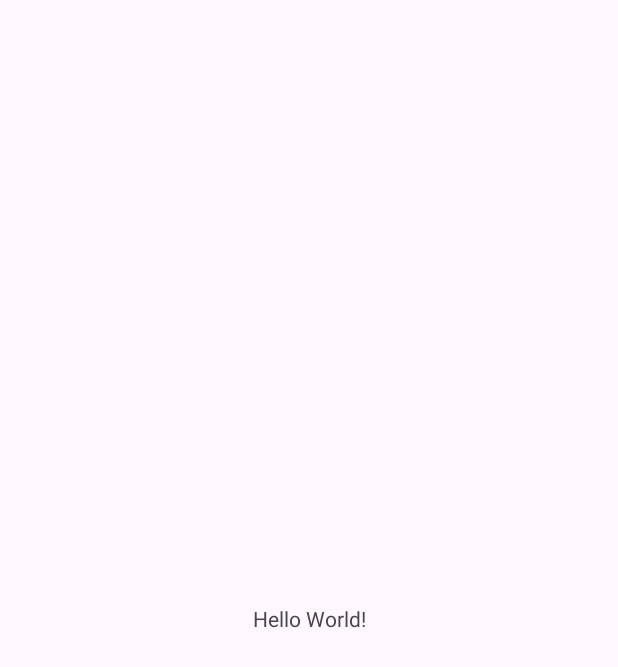
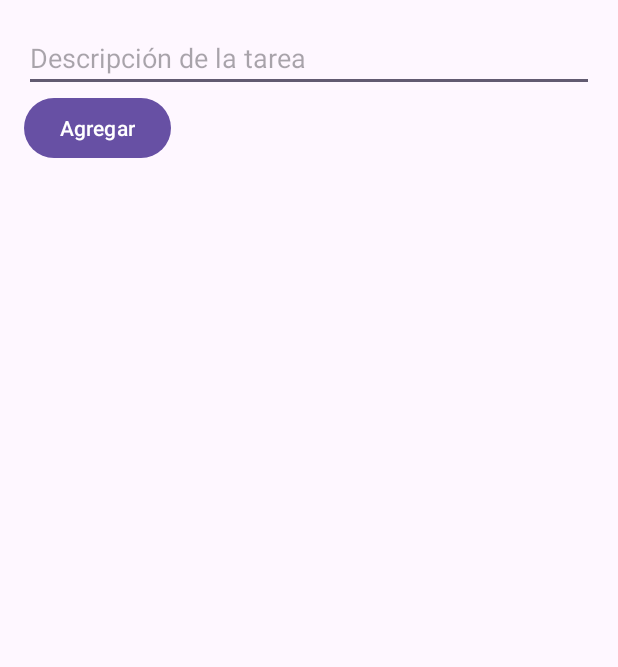
Before and after one commit to Bee1002/ListaDeTareas1, an Android app: the screen it shows after launch (MainActivity), on a phone screen of 412 x 824 dp. Before the commit the part shown is almost empty. Shown: the top 667 px of the screen. Run offline under Robolectric (Android 15) with nearby library versions, the phone set to English and light mode, and no system bars; our stand-ins replace Room's generated code.

Commit message:
agregar dao y tarea

```diff
--- a/app/build.gradle.kts
+++ b/app/build.gradle.kts
@@ -1,6 +1,7 @@
 plugins {
     alias(libs.plugins.android.application)
     alias(libs.plugins.kotlin.android)
+    id("kotlin-kapt")
 }
 
 android {
@@ -37,6 +38,13 @@ android {
 
 dependencies {
 
+    val room_version = "2.6.1"
+
+    implementation ("androidx.room:room-runtime:$room_version")
+    kapt ("androidx.room:room-compiler:$room_version")
+    implementation ("androidx.room:room-ktx:$room_version")
+
+
     implementation(libs.androidx.core.ktx)
     implementation(libs.androidx.appcompat)
     implementation(libs.material)
--- /dev/null
+++ b/app/src/main/java/com/example/listadetareas1/AppDatabase.kt
@@ -0,0 +1,9 @@
+package com.example.listadetareas1
+
+import androidx.room.Database
+import androidx.room.RoomDatabase
+
+@Database(entities = [Tarea::class], version = 1)
+abstract class AppDatabase : RoomDatabase() {
+    abstract fun tareaDao(): TareaDao
+}
--- a/app/src/main/java/com/example/listadetareas1/MainActivity.kt
+++ b/app/src/main/java/com/example/listadetareas1/MainActivity.kt
@@ -1,20 +1,55 @@
 package com.example.listadetareas1
 
 import android.os.Bundle
-import androidx.activity.enableEdgeToEdge
+import android.widget.ArrayAdapter
+import android.widget.Button
+import android.widget.EditText
+import android.widget.ListView
 import androidx.appcompat.app.AppCompatActivity
-import androidx.core.view.ViewCompat
-import androidx.core.view.WindowInsetsCompat
+import androidx.room.Room
+import kotlinx.coroutines.CoroutineScope
+import kotlinx.coroutines.Dispatchers
+import kotlinx.coroutines.launch
 
 class MainActivity : AppCompatActivity() {
+
+    private lateinit var db: AppDatabase
+    private lateinit var tareaDao: TareaDao
+    private lateinit var adapter: ArrayAdapter<String>
+    private val listaTareas = mutableListOf<String>()
+
     override fun onCreate(savedInstanceState: Bundle?) {
         super.onCreate(savedInstanceState)
-        enableEdgeToEdge()
         setContentView(R.layout.activity_main)
-        ViewCompat.setOnApplyWindowInsetsListener(findViewById(R.id.main)) { v, insets ->
-            val systemBars = insets.getInsets(WindowInsetsCompat.Type.systemBars())
-            v.setPadding(systemBars.left, systemBars.top, systemBars.right, systemBars.bottom)
-            insets
+
+        val etDescripcion = findViewById<EditText>(R.id.etDescripcion)
+        val btnAgregar = findViewById<Button>(R.id.btnAgregar)
+        val lvTareas = findViewById<ListView>(R.id.lvTareas)
+
+        adapter = ArrayAdapter(this, android.R.layout.simple_list_item_1, listaTareas)
+        lvTareas.adapter = adapter
+
+        db = Room.databaseBuilder(
+            applicationContext,
+            AppDatabase::class.java, "tareas-db"
+        ).build()
+        tareaDao = db.tareaDao()
+
+        btnAgregar.setOnClickListener {
+            val descripcion = etDescripcion.text.toString()
+            if (descripcion.isNotEmpty()) {
+                val tarea = Tarea(descripcion = descripcion)
+                CoroutineScope(Dispatchers.IO).launch {
+                    tareaDao.insertar(tarea)
+                    val tareas = tareaDao.obtenerTodas()
+                    listaTareas.clear()
+                    listaTareas.addAll(tareas.map { it.descripcion })
+                    runOnUiThread {
+                        adapter.notifyDataSetChanged()
+                        etDescripcion.text.clear()
+                    }
+                }
+            }
         }
     }
 }
--- /dev/null
+++ b/app/src/main/java/com/example/listadetareas1/Tarea.kt
@@ -0,0 +1,10 @@
+package com.example.listadetareas1
+
+import androidx.room.Entity
+import androidx.room.PrimaryKey
+
+@Entity(tableName = "tareas")
+data class Tarea(
+    @PrimaryKey(autoGenerate = true) val id: Int = 0,
+    val descripcion: String
+)
--- /dev/null
+++ b/app/src/main/java/com/example/listadetareas1/TareaDAO.kt
@@ -0,0 +1,18 @@
+package com.example.listadetareas1
+
+import androidx.room.Dao
+import androidx.room.Delete
+import androidx.room.Insert
+import androidx.room.Query
+
+@Dao
+interface TareaDao {
+    @Insert
+    suspend fun insertar(tarea: Tarea)
+
+    @Query("SELECT * FROM tareas")
+    suspend fun obtenerTodas(): List<Tarea>
+
+    @Delete
+    suspend fun eliminar(tarea: Tarea)
+}
--- a/app/src/main/res/layout/activity_main.xml
+++ b/app/src/main/res/layout/activity_main.xml
@@ -1,19 +1,24 @@
 <?xml version="1.0" encoding="utf-8"?>
-<androidx.constraintlayout.widget.ConstraintLayout xmlns:android="http://schemas.android.com/apk/res/android"
-    xmlns:app="http://schemas.android.com/apk/res-auto"
-    xmlns:tools="http://schemas.android.com/tools"
-    android:id="@+id/main"
+<LinearLayout xmlns:android="http://schemas.android.com/apk/res/android"
     android:layout_width="match_parent"
     android:layout_height="match_parent"
-    tools:context=".MainActivity">
+    android:orientation="vertical"
+    android:padding="16dp">
 
-    <TextView
+    <EditText
+        android:id="@+id/etDescripcion"
+        android:layout_width="match_parent"
+        android:layout_height="wrap_content"
+        android:hint="Descripción de la tarea" />
+
+    <Button
+        android:id="@+id/btnAgregar"
         android:layout_width="wrap_content"
         android:layout_height="wrap_content"
-        android:text="Hello World!"
-        app:layout_constraintBottom_toBottomOf="parent"
-        app:layout_constraintEnd_toEndOf="parent"
-        app:layout_constraintStart_toStartOf="parent"
-        app:layout_constraintTop_toTopOf="parent" />
+        android:text="Agregar" />
 
-</androidx.constraintlayout.widget.ConstraintLayout>
+    <ListView
+        android:id="@+id/lvTareas"
+        android:layout_width="match_parent"
+        android:layout_height="wrap_content" />
+</LinearLayout>
```
